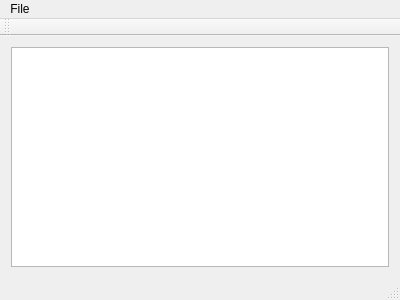
The window that chandlerSCA/mainwindow.ui (TheCosmicGoat/chandler) describes before a commit, drawn with Qt 5.
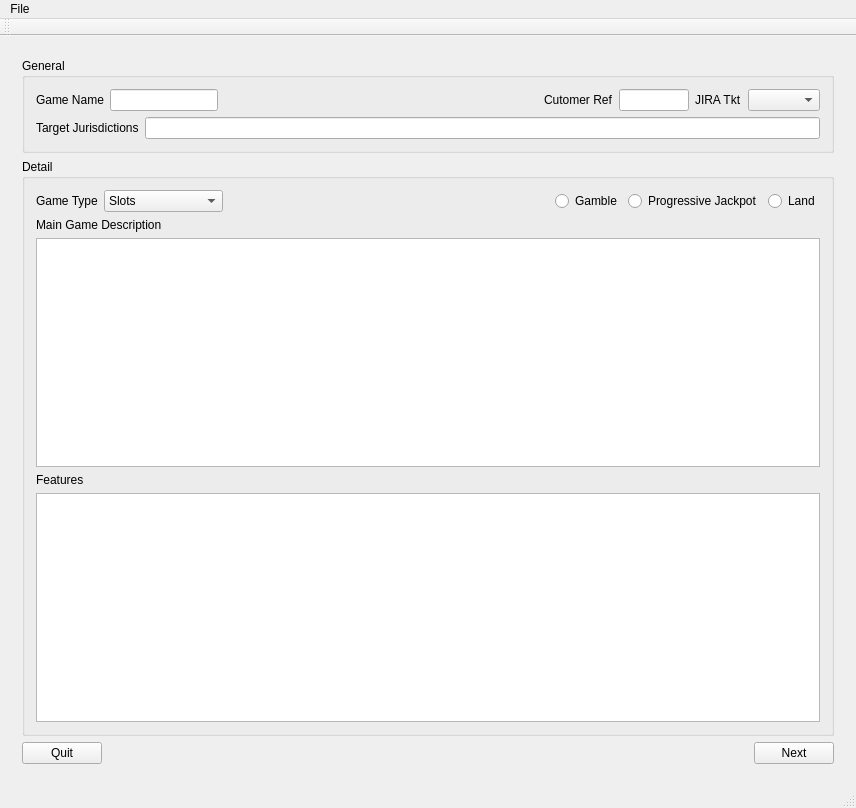
The same window after the commit. Custom widgets are drawn as their Qt base class.

Patch:
```diff
--- a/chandlerSCA/mainwindow.ui
+++ b/chandlerSCA/mainwindow.ui
@@ -6,8 +6,8 @@
    <rect>
     <x>0</x>
     <y>0</y>
-    <width>400</width>
-    <height>300</height>
+    <width>856</width>
+    <height>808</height>
    </rect>
   </property>
   <property name="windowTitle">
@@ -17,12 +17,283 @@
    <bool>false</bool>
   </property>
   <widget class="QWidget" name="centralWidget">
+   <property name="layoutDirection">
+    <enum>Qt::LeftToRight</enum>
+   </property>
    <layout class="QHBoxLayout" name="horizontalLayout">
     <item>
-     <widget class="CodeEditor" name="plainTextEdit">
-      <property name="readOnly">
-       <bool>true</bool>
+     <widget class="QStackedWidget" name="stackedWidget">
+      <property name="currentIndex">
+       <number>0</number>
       </property>
+      <widget class="QWidget" name="page">
+       <layout class="QHBoxLayout" name="horizontalLayout_2">
+        <item>
+         <layout class="QVBoxLayout" name="verticalLayout">
+          <item>
+           <widget class="QGroupBox" name="groupBox">
+            <property name="title">
+             <string>General</string>
+            </property>
+            <property name="flat">
+             <bool>false</bool>
+            </property>
+            <layout class="QVBoxLayout" name="verticalLayout_3">
+             <item>
+              <layout class="QHBoxLayout" name="horizontalLayout_6">
+               <item>
+                <widget class="QLabel" name="label">
+                 <property name="text">
+                  <string>Game Name</string>
+                 </property>
+                </widget>
+               </item>
+               <item>
+                <widget class="QLineEdit" name="lineEdit">
+                 <property name="sizePolicy">
+                  <sizepolicy hsizetype="Maximum" vsizetype="Fixed">
+                   <horstretch>0</horstretch>
+                   <verstretch>0</verstretch>
+                  </sizepolicy>
+                 </property>
+                </widget>
+               </item>
+               <item>
+                <spacer name="horizontalSpacer">
+                 <property name="orientation">
+                  <enum>Qt::Horizontal</enum>
+                 </property>
+                 <property name="sizeHint" stdset="0">
+                  <size>
+                   <width>40</width>
+                   <height>20</height>
+                  </size>
+                 </property>
+                </spacer>
+               </item>
+               <item>
+                <widget class="QLabel" name="label_2">
+                 <property name="text">
+                  <string>Cutomer Ref</string>
+                 </property>
+                </widget>
+               </item>
+               <item>
+                <widget class="QLineEdit" name="lineEdit_2">
+                 <property name="sizePolicy">
+                  <sizepolicy hsizetype="Maximum" vsizetype="Fixed">
+                   <horstretch>0</horstretch>
+                   <verstretch>0</verstretch>
+                  </sizepolicy>
+                 </property>
+                 <property name="maximumSize">
+                  <size>
+                   <width>70</width>
+                   <height>16777215</height>
+                  </size>
+                 </property>
+                 <property name="toolTip">
+                  <string extracomment="Enter the NMI reference number for the JIRA ticket."/>
+                 </property>
+                 <property name="inputMethodHints">
+                  <set>Qt::ImhPreferNumbers</set>
+                 </property>
+                </widget>
+               </item>
+               <item>
+                <widget class="QLabel" name="label_3">
+                 <property name="text">
+                  <string>JIRA Tkt</string>
+                 </property>
+                </widget>
+               </item>
+               <item>
+                <widget class="QComboBox" name="comboBox"/>
+               </item>
+              </layout>
+             </item>
+             <item>
+              <layout class="QHBoxLayout" name="horizontalLayout_8">
+               <item>
+                <widget class="QLabel" name="label_7">
+                 <property name="text">
+                  <string>Target Jurisdictions</string>
+                 </property>
+                </widget>
+               </item>
+               <item>
+                <widget class="QLineEdit" name="lineEdit_3"/>
+               </item>
+              </layout>
+             </item>
+            </layout>
+           </widget>
+          </item>
+          <item>
+           <widget class="QGroupBox" name="groupBox_2">
+            <property name="title">
+             <string>Detail</string>
+            </property>
+            <layout class="QVBoxLayout" name="verticalLayout_2">
+             <item>
+              <layout class="QHBoxLayout" name="horizontalLayout_5">
+               <item>
+                <widget class="QLabel" name="label_4">
+                 <property name="text">
+                  <string>Game Type</string>
+                 </property>
+                </widget>
+               </item>
+               <item>
+                <widget class="QComboBox" name="comboBox_2">
+                 <item>
+                  <property name="text">
+                   <string>Slots</string>
+                  </property>
+                 </item>
+                 <item>
+                  <property name="text">
+                   <string>Cascading Slots</string>
+                  </property>
+                 </item>
+                 <item>
+                  <property name="text">
+                   <string>Table Poker</string>
+                  </property>
+                 </item>
+                 <item>
+                  <property name="text">
+                   <string>Roulette</string>
+                  </property>
+                 </item>
+                 <item>
+                  <property name="text">
+                   <string>Betting/Racing</string>
+                  </property>
+                 </item>
+                 <item>
+                  <property name="text">
+                   <string>Sports Book</string>
+                  </property>
+                 </item>
+                 <item>
+                  <property name="text">
+                   <string/>
+                  </property>
+                 </item>
+                </widget>
+               </item>
+               <item>
+                <spacer name="horizontalSpacer_3">
+                 <property name="orientation">
+                  <enum>Qt::Horizontal</enum>
+                 </property>
+                 <property name="sizeHint" stdset="0">
+                  <size>
+                   <width>40</width>
+                   <height>20</height>
+                  </size>
+                 </property>
+                </spacer>
+               </item>
+               <item>
+                <widget class="QRadioButton" name="radioButton_2">
+                 <property name="text">
+                  <string>Gamble</string>
+                 </property>
+                </widget>
+               </item>
+               <item>
+                <widget class="QRadioButton" name="radioButton">
+                 <property name="text">
+                  <string>Progressive Jackpot</string>
+                 </property>
+                </widget>
+               </item>
+               <item>
+                <widget class="QRadioButton" name="radioButton_3">
+                 <property name="text">
+                  <string>Land</string>
+                 </property>
+                </widget>
+               </item>
+              </layout>
+             </item>
+             <item>
+              <widget class="QLabel" name="label_5">
+               <property name="text">
+                <string>Main Game Description</string>
+               </property>
+              </widget>
+             </item>
+             <item>
+              <widget class="QTextEdit" name="textEdit"/>
+             </item>
+             <item>
+              <widget class="QLabel" name="label_6">
+               <property name="text">
+                <string>Features</string>
+               </property>
+              </widget>
+             </item>
+             <item>
+              <widget class="QTextEdit" name="textEdit_2"/>
+             </item>
+            </layout>
+           </widget>
+          </item>
+          <item>
+           <layout class="QHBoxLayout" name="horizontalLayout_7">
+            <item>
+             <widget class="QPushButton" name="pushButton_2">
+              <property name="text">
+               <string>Quit</string>
+              </property>
+             </widget>
+            </item>
+            <item>
+             <spacer name="horizontalSpacer_2">
+              <property name="orientation">
+               <enum>Qt::Horizontal</enum>
+              </property>
+              <property name="sizeHint" stdset="0">
+               <size>
+                <width>40</width>
+                <height>20</height>
+               </size>
+              </property>
+             </spacer>
+            </item>
+            <item>
+             <widget class="QPushButton" name="pushButton">
+              <property name="text">
+               <string>Next</string>
+              </property>
+             </widget>
+            </item>
+           </layout>
+          </item>
+         </layout>
+        </item>
+       </layout>
+      </widget>
+      <widget class="QWidget" name="page_2">
+       <layout class="QHBoxLayout" name="horizontalLayout_3">
+        <item>
+         <widget class="CodeEditor" name="plainTextEdit">
+          <property name="minimumSize">
+           <size>
+            <width>416</width>
+            <height>0</height>
+           </size>
+          </property>
+          <property name="readOnly">
+           <bool>true</bool>
+          </property>
+         </widget>
+        </item>
+       </layout>
+      </widget>
      </widget>
     </item>
    </layout>
@@ -32,8 +303,8 @@
     <rect>
      <x>0</x>
      <y>0</y>
-     <width>400</width>
-     <height>25</height>
+     <width>856</width>
+     <height>27</height>
     </rect>
    </property>
    <property name="defaultUp">
```
